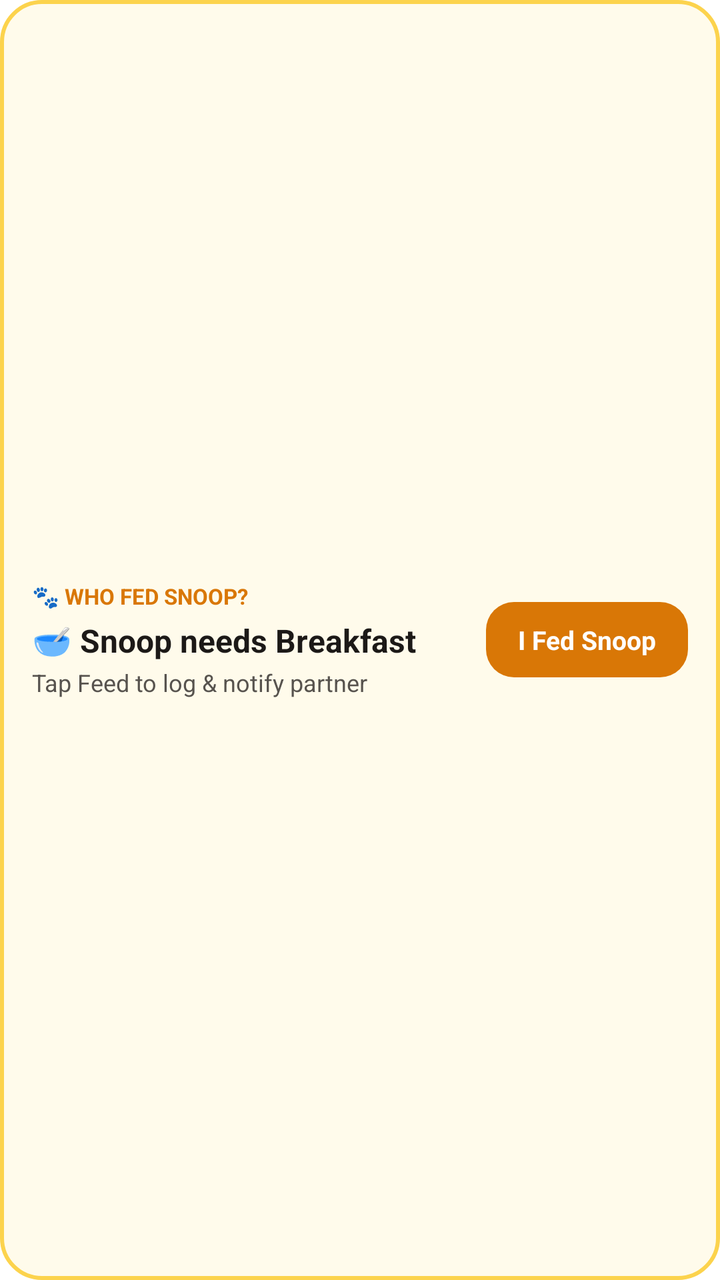
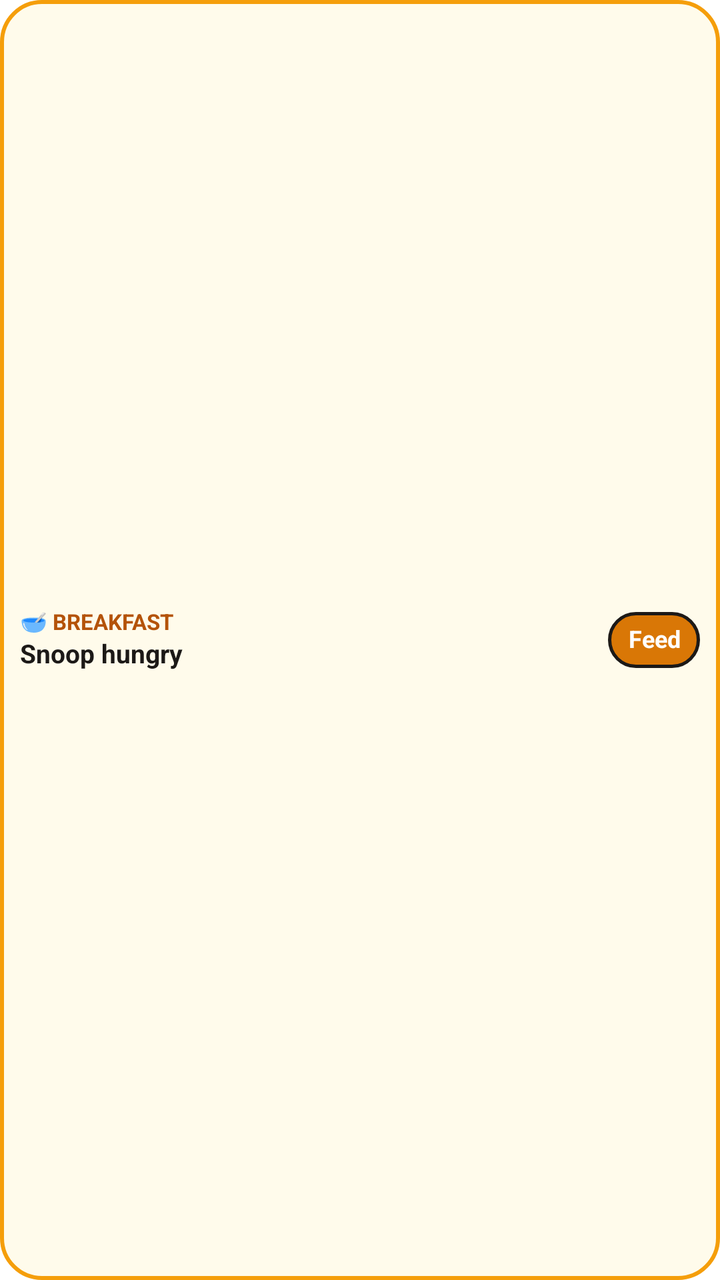

Compare the two renders of this Android layout. The source of the first and the diff that turns it into the second are given below.
<!-- AndroidManifest.xml: fallback theme Theme.MaterialComponents.DayNight.NoActionBar -->
<!-- res/layout/who_fed_snoop_widget.xml -->
<?xml version="1.0" encoding="utf-8"?>
<LinearLayout xmlns:android="http://schemas.android.com/apk/res/android"
    android:id="@+id/widget_root"
    android:layout_width="match_parent"
    android:layout_height="match_parent"
    android:background="@drawable/widget_background_hungry"
    android:gravity="center_vertical"
    android:orientation="horizontal"
    android:padding="16dp">

    <LinearLayout
        android:layout_width="0dp"
        android:layout_height="wrap_content"
        android:layout_weight="1"
        android:orientation="vertical">

        <TextView
            android:id="@+id/widget_badge"
            android:layout_width="wrap_content"
            android:layout_height="wrap_content"
            android:text="🐾 WHO FED SNOOP?"
            android:textColor="#D97706"
            android:textSize="11sp"
            android:textStyle="bold" />

        <TextView
            android:id="@+id/widget_headline"
            android:layout_width="wrap_content"
            android:layout_height="wrap_content"
            android:layout_marginTop="4dp"
            android:ellipsize="end"
            android:maxLines="1"
            android:text="🥣 Snoop needs Breakfast"
            android:textColor="#1C1917"
            android:textSize="16sp"
            android:textStyle="bold" />

        <TextView
            android:id="@+id/widget_subheadline"
            android:layout_width="wrap_content"
            android:layout_height="wrap_content"
            android:layout_marginTop="2dp"
            android:ellipsize="end"
            android:maxLines="1"
            android:text="Tap Feed to log &amp; notify partner"
            android:textColor="#57534E"
            android:textSize="12sp" />
    </LinearLayout>

    <TextView
        android:id="@+id/widget_action_button"
        android:layout_width="wrap_content"
        android:layout_height="wrap_content"
        android:layout_marginStart="12dp"
        android:background="@drawable/widget_button_bg"
        android:paddingStart="16dp"
        android:paddingTop="10dp"
        android:paddingEnd="16dp"
        android:paddingBottom="10dp"
        android:text="I Fed Snoop"
        android:textColor="#FFFFFF"
        android:textSize="13sp"
        android:textStyle="bold" />
</LinearLayout>
<!-- resources referenced by this layout -->
<resources>
  <!-- drawable widget_background_hungry (drawable) -->
  <?xml version="1.0" encoding="utf-8"?>
  <shape xmlns:android="http://schemas.android.com/apk/res/android"
      android:shape="rectangle">
      <solid android:color="#FFFBEB" />
      <stroke
          android:width="2dp"
          android:color="#FCD34D" />
      <corners android:radius="20dp" />
  </shape>
  <!-- drawable widget_button_bg (drawable) -->
  <?xml version="1.0" encoding="utf-8"?>
  <shape xmlns:android="http://schemas.android.com/apk/res/android"
      android:shape="rectangle">
      <solid android:color="#D97706" />
      <corners android:radius="14dp" />
  </shape>
</resources>

<!-- the commit's change to res/layout/who_fed_snoop_widget.xml (unified diff, before → after) -->
@@ -6,7 +6,10 @@
     android:background="@drawable/widget_background_hungry"
     android:gravity="center_vertical"
     android:orientation="horizontal"
-    android:padding="16dp">
+    android:paddingStart="10dp"
+    android:paddingTop="8dp"
+    android:paddingEnd="10dp"
+    android:paddingBottom="8dp">
 
     <LinearLayout
         android:layout_width="0dp"
@@ -18,8 +21,11 @@
             android:id="@+id/widget_badge"
             android:layout_width="wrap_content"
             android:layout_height="wrap_content"
-            android:text="🐾 WHO FED SNOOP?"
-            android:textColor="#D97706"
+            android:ellipsize="end"
+            android:includeFontPadding="false"
+            android:maxLines="1"
+            android:text="@string/widget_default_badge"
+            android:textColor="@color/widget_badge_hungry"
             android:textSize="11sp"
             android:textStyle="bold" />
 
@@ -27,12 +33,13 @@
             android:id="@+id/widget_headline"
             android:layout_width="wrap_content"
             android:layout_height="wrap_content"
-            android:layout_marginTop="4dp"
+            android:layout_marginTop="2dp"
             android:ellipsize="end"
+            android:includeFontPadding="false"
             android:maxLines="1"
-            android:text="🥣 Snoop needs Breakfast"
-            android:textColor="#1C1917"
-            android:textSize="16sp"
+            android:text="@string/widget_default_headline"
+            android:textColor="@color/widget_text_primary"
+            android:textSize="13sp"
             android:textStyle="bold" />
 
         <TextView
@@ -41,24 +48,29 @@
             android:layout_height="wrap_content"
             android:layout_marginTop="2dp"
             android:ellipsize="end"
+            android:includeFontPadding="false"
             android:maxLines="1"
-            android:text="Tap Feed to log &amp; notify partner"
-            android:textColor="#57534E"
-            android:textSize="12sp" />
+            android:text="@string/widget_default_subheadline"
+            android:textColor="@color/widget_text_secondary"
+            android:textSize="11sp"
+            android:visibility="gone" />
     </LinearLayout>
 
     <TextView
         android:id="@+id/widget_action_button"
         android:layout_width="wrap_content"
         android:layout_height="wrap_content"
-        android:layout_marginStart="12dp"
+        android:layout_marginStart="8dp"
         android:background="@drawable/widget_button_bg"
-        android:paddingStart="16dp"
-        android:paddingTop="10dp"
-        android:paddingEnd="16dp"
-        android:paddingBottom="10dp"
-        android:text="I Fed Snoop"
-        android:textColor="#FFFFFF"
-        android:textSize="13sp"
+        android:gravity="center"
+        android:includeFontPadding="false"
+        android:maxLines="1"
+        android:paddingStart="10dp"
+        android:paddingTop="7dp"
+        android:paddingEnd="10dp"
+        android:paddingBottom="7dp"
+        android:text="@string/widget_default_action"
+        android:textColor="@color/widget_button_text"
+        android:textSize="12sp"
         android:textStyle="bold" />
 </LinearLayout>
<!-- resource entries referenced after the edit -->
@@ -1,21 +1,36 @@
 <!-- resources referenced by this layout -->
 <resources>
+  <color name="widget_badge_hungry">#B45309</color>
+  <color name="widget_button_text">#FFFFFF</color>
+  <color name="widget_text_primary">#1C1917</color>
+  <color name="widget_text_secondary">#57534E</color>
   <!-- drawable widget_background_hungry (drawable) -->
   <?xml version="1.0" encoding="utf-8"?>
   <shape xmlns:android="http://schemas.android.com/apk/res/android"
       android:shape="rectangle">
-      <solid android:color="#FFFBEB" />
+      <solid android:color="@color/widget_bg_hungry" />
       <stroke
           android:width="2dp"
-          android:color="#FCD34D" />
+          android:color="@color/widget_border_hungry" />
       <corners android:radius="20dp" />
   </shape>
   <!-- drawable widget_button_bg (drawable) -->
   <?xml version="1.0" encoding="utf-8"?>
   <shape xmlns:android="http://schemas.android.com/apk/res/android"
       android:shape="rectangle">
-      <solid android:color="#D97706" />
+      <solid android:color="@color/widget_button_bg" />
+      <stroke
+          android:width="1.5dp"
+          android:color="@color/widget_button_border" />
       <corners android:radius="14dp" />
   </shape>
+  <string name="widget_default_action">Feed</string>
+  <string name="widget_default_badge">🥣 BREAKFAST</string>
+  <string name="widget_default_headline">Snoop hungry</string>
+  <string name="widget_default_subheadline">Tap Feed to log &amp; notify partner</string>
+  <color name="widget_bg_hungry">#FFFBEB</color>
+  <color name="widget_border_hungry">#F59E0B</color>
+  <color name="widget_button_bg">#D97706</color>
+  <color name="widget_button_border">#1C1917</color>
 </resources>
 
